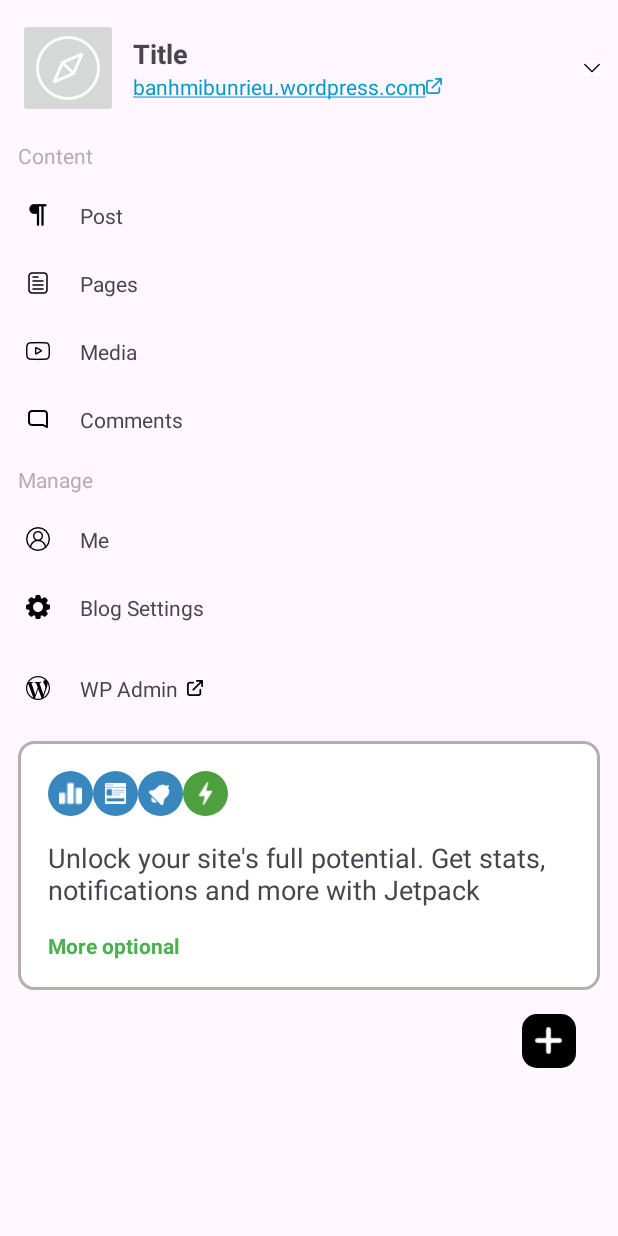
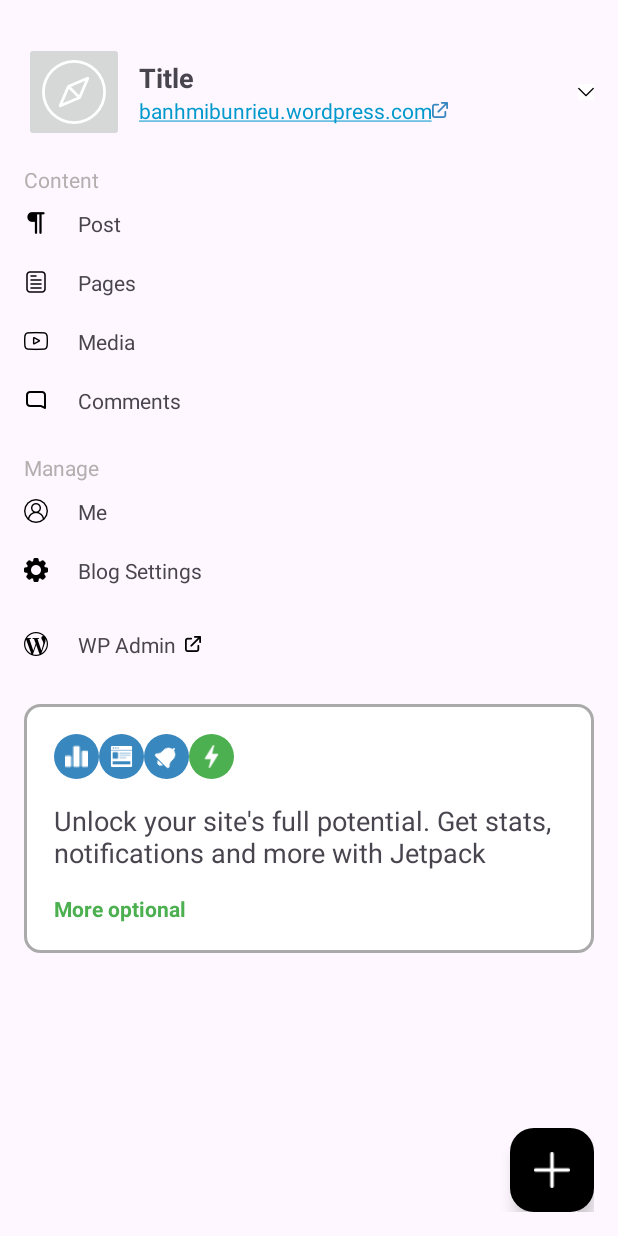
Before and after one commit to KasumiYae/wordpress-mobile-app-fork-, an Android app: the screen it shows after launch (MainActivity), on a phone screen of 412 x 824 dp. Run offline under Robolectric (Android 15) with nearby library versions, the phone set to English and light mode, and no system bars.

Commit message:
Modify Post layout and main layout, update some colors

```diff
--- a/app/src/main/java/vn/edu/usth/wordpress_mobile_app/MainActivity.java
+++ b/app/src/main/java/vn/edu/usth/wordpress_mobile_app/MainActivity.java
@@ -23,16 +23,16 @@
         super.onCreate(savedInstanceState);
         EdgeToEdge.enable(this);
         setContentView(R.layout.activity_main2);
-        siteIconButton = findViewById(R.id.site_icon);
-        titleTextView = findViewById(R.id.title);
-        linkTextView = findViewById(R.id.link);
-        postIcon = findViewById(R.id.post_icon);
-        pageIcon = findViewById(R.id.page_icon);
-        mediaIcon = findViewById(R.id.media_icon);
-        commentIcon = findViewById(R.id.comment_icon);
-        profileIcon = findViewById(R.id.profile_icon);
-        settingIcon = findViewById(R.id.setting_icon);
-        wordpressIcon = findViewById(R.id.wordpress_icon);
-        plusButton = findViewById(R.id.plus_icon);
+//        siteIconButton = findViewById(R.id.site_icon);
+//        titleTextView = findViewById(R.id.title);
+//        linkTextView = findViewById(R.id.link);
+//        postIcon = findViewById(R.id.post_icon);
+//        pageIcon = findViewById(R.id.page_icon);
+//        mediaIcon = findViewById(R.id.media_icon);
+//        commentIcon = findViewById(R.id.comment_icon);
+//        profileIcon = findViewById(R.id.profile_icon);
+//        settingIcon = findViewById(R.id.setting_icon);
+//        wordpressIcon = findViewById(R.id.wordpress_icon);
+//        plusButton = findViewById(R.id.plus_icon);
     }
 }
--- a/app/src/main/res/drawable/circle_blue.xml
+++ b/app/src/main/res/drawable/circle_blue.xml
@@ -1,6 +1,6 @@
 <?xml version="1.0" encoding="utf-8"?>
 <shape xmlns:android="http://schemas.android.com/apk/res/android">
-    <solid android:color="#3887BE" /> <!-- Green color -->
+    <solid android:color="@color/blue" /> <!-- Green color -->
     <size android:width="60dp" android:height="60dp" />
     <corners android:radius="30dp" />
 </shape>
--- a/app/src/main/res/drawable/circle_green.xml
+++ b/app/src/main/res/drawable/circle_green.xml
@@ -1,6 +1,6 @@
 <?xml version="1.0" encoding="utf-8"?>
 <shape xmlns:android="http://schemas.android.com/apk/res/android">
-    <solid android:color="#4E9F3D" /> <!-- Green color -->
+    <solid android:color="@color/green" /> <!-- Green color -->
     <size android:width="60dp" android:height="60dp" />
     <corners android:radius="30dp" />
 </shape>
--- a/app/src/main/res/layout/activity_comment.xml
+++ b/app/src/main/res/layout/activity_comment.xml
@@ -38,10 +38,6 @@
                 android:text="Comment"/>
 
         </LinearLayout>
-
-
-
-
 
     </RelativeLayout>
 
--- a/app/src/main/res/layout/activity_main2.xml
+++ b/app/src/main/res/layout/activity_main2.xml
@@ -1,15 +1,16 @@
 <?xml version="1.0" encoding="utf-8"?>
-<LinearLayout xmlns:android="http://schemas.android.com/apk/res/android"
+<RelativeLayout xmlns:android="http://schemas.android.com/apk/res/android"
     xmlns:app="http://schemas.android.com/apk/res-auto"
     xmlns:tools="http://schemas.android.com/tools"
     android:id="@+id/main"
     android:layout_width="match_parent"
     android:layout_height="match_parent"
-    android:orientation="vertical"
-    android:layout_margin="12dp"
+    android:paddingTop="12dp"
+    android:layout_margin="16dp"
     tools:context=".MainActivity">
 
     <RelativeLayout
+        android:id="@+id/header"
         android:layout_width="wrap_content"
         android:layout_height="wrap_content">
 
@@ -28,14 +29,14 @@
             android:layout_height="wrap_content"
             android:orientation="vertical"
             android:layout_centerVertical="true"
-            android:layout_toRightOf="@+id/site_icon">
+            android:layout_toEndOf="@+id/site_icon">
 
             <TextView
                 android:id="@+id/title"
                 android:layout_width="match_parent"
                 android:layout_height="wrap_content"
                 android:textStyle="bold"
-                android:textSize="18dp"
+                android:textSize="18sp"
                 android:text="Title">
             </TextView>
 
@@ -45,9 +46,8 @@
                 android:layout_height="wrap_content"
                 android:text="banhmibunrieu.wordpress.com"
                 android:textColorLink="@android:color/holo_blue_dark"
-                android:drawableEnd="@drawable/link"
-                android:drawableTint="#1a9ccb"
-                android:autoLink="web">
+                android:autoLink="web" app:drawableTint="@color/blue"
+                app:drawableEndCompat="@drawable/link">
             </TextView>
 
 
@@ -66,17 +66,21 @@
     </RelativeLayout>
 
     <TextView
+        android:id="@+id/text_content"
         android:layout_width="wrap_content"
         android:layout_height="wrap_content"
         android:layout_marginTop="15dp"
+        android:layout_below="@+id/header"
         android:text="Content"
-        android:textColor="@color/dark_grey"/>
+        android:textColor="@color/dark_gray"/>
 
     <RelativeLayout
+        android:id="@+id/post_item"
         android:layout_width="match_parent"
         android:layout_height="wrap_content"
-        android:padding="5dp"
-        android:layout_marginTop="15dp">
+        android:layout_below="@+id/text_content"
+        android:paddingTop="10dp"
+        android:paddingBottom="10dp">
 
         <ImageView
             android:id="@+id/post_icon"
@@ -89,15 +93,18 @@
         <TextView
             android:layout_width="wrap_content"
             android:layout_height="wrap_content"
-            android:layout_toRightOf="@+id/post_icon"
+            android:layout_toEndOf="@+id/post_icon"
             android:layout_centerVertical="true"
             android:text="Post"/>
     </RelativeLayout>
+
     <RelativeLayout
+        android:id="@+id/page_item"
         android:layout_width="match_parent"
         android:layout_height="wrap_content"
-        android:layout_marginTop="15dp"
-        android:padding="5dp">
+        android:layout_below="@+id/post_item"
+        android:paddingTop="10dp"
+        android:paddingBottom="10dp">
 
         <ImageView
             android:id="@+id/page_icon"
@@ -110,15 +117,18 @@
         <TextView
             android:layout_width="wrap_content"
             android:layout_height="wrap_content"
-            android:layout_toRightOf="@+id/page_icon"
+            android:layout_toEndOf="@+id/page_icon"
             android:layout_centerVertical="true"
             android:text="Pages"/>
     </RelativeLayout>
+
     <RelativeLayout
+        android:id="@+id/media_item"
         android:layout_width="match_parent"
         android:layout_height="wrap_content"
-        android:layout_marginTop="15dp"
-        android:padding="5dp">
+        android:layout_below="@+id/page_item"
+        android:paddingTop="10dp"
+        android:paddingBottom="10dp">
 
         <ImageView
             android:id="@+id/media_icon"
@@ -131,15 +141,18 @@
         <TextView
             android:layout_width="wrap_content"
             android:layout_height="wrap_content"
-            android:layout_toRightOf="@+id/media_icon"
+            android:layout_toEndOf="@+id/media_icon"
             android:layout_centerVertical="true"
             android:text="Media"/>
     </RelativeLayout>
+
     <RelativeLayout
+        android:id="@+id/comment_item"
         android:layout_width="match_parent"
         android:layout_height="wrap_content"
-        android:padding="5dp"
-        android:layout_marginTop="15dp">
+        android:layout_below="@+id/media_item"
+        android:paddingTop="10dp"
+        android:paddingBottom="10dp">
 
         <ImageView
             android:id="@+id/comment_icon"
@@ -152,23 +165,27 @@
         <TextView
             android:layout_width="wrap_content"
             android:layout_height="wrap_content"
-            android:layout_toRightOf="@+id/comment_icon"
+            android:layout_toEndOf="@+id/comment_icon"
             android:layout_centerVertical="true"
             android:text="Comments"/>
     </RelativeLayout>
 
     <TextView
+        android:id="@+id/text_manage"
         android:layout_width="wrap_content"
         android:layout_height="wrap_content"
+        android:layout_below="@+id/comment_item"
         android:layout_marginTop="15dp"
         android:text="Manage"
-        android:textColor="@color/dark_grey"/>
+        android:textColor="@color/dark_gray"/>
 
     <RelativeLayout
+        android:id="@+id/profile_item"
         android:layout_width="match_parent"
         android:layout_height="wrap_content"
-        android:padding="5dp"
-        android:layout_marginTop="15dp">
+        android:layout_below="@+id/text_manage"
+        android:paddingTop="10dp"
+        android:paddingBottom="10dp">
 
         <ImageView
             android:id="@+id/profile_icon"
@@ -181,15 +198,18 @@
         <TextView
             android:layout_width="wrap_content"
             android:layout_height="wrap_content"
-            android:layout_toRightOf="@+id/profile_icon"
+            android:layout_toEndOf="@+id/profile_icon"
             android:layout_centerVertical="true"
             android:text="Me"/>
     </RelativeLayout>
+
     <RelativeLayout
+        android:id="@+id/setting_item"
         android:layout_width="match_parent"
         android:layout_height="wrap_content"
-        android:layout_marginTop="15dp"
-        android:padding="5dp">
+        android:layout_below="@+id/profile_item"
+        android:paddingTop="10dp"
+        android:paddingBottom="10dp">
 
         <ImageView
             android:id="@+id/setting_icon"
@@ -202,15 +222,19 @@
         <TextView
             android:layout_width="wrap_content"
             android:layout_height="wrap_content"
-            android:layout_toRightOf="@+id/setting_icon"
+            android:layout_toEndOf="@+id/setting_icon"
             android:layout_centerVertical="true"
             android:text="Blog Settings"/>
     </RelativeLayout>
+
     <RelativeLayout
+        android:id="@+id/wordpress_item"
         android:layout_width="match_parent"
         android:layout_height="wrap_content"
-        android:layout_marginTop="24dp"
-        android:padding="5dp">
+        android:layout_below="@+id/setting_item"
+        android:layout_marginTop="10dp"
+        android:paddingTop="10dp"
+        android:paddingBottom="10dp">
 
         <ImageView
             android:id="@+id/wordpress_icon"
@@ -223,16 +247,18 @@
         <TextView
             android:layout_width="wrap_content"
             android:layout_height="wrap_content"
-            android:layout_toRightOf="@+id/wordpress_icon"
+            android:layout_toEndOf="@+id/wordpress_icon"
             android:layout_centerVertical="true"
-            android:drawableEnd="@drawable/link"
             android:drawablePadding="6dp"
-            android:text="WP Admin"/>
+            android:text="WP Admin"
+            app:drawableEndCompat="@drawable/link" />
     </RelativeLayout>
 
     <LinearLayout
+        android:id="@+id/footer"
         android:layout_width="match_parent"
         android:layout_height="wrap_content"
+        android:layout_below="@+id/wordpress_item"
         android:layout_marginTop="20dp"
         android:background="@drawable/bolder"
         android:orientation="vertical"
@@ -324,7 +350,7 @@
                 android:layout_width="match_parent"
                 android:layout_height="match_parent"
                 android:text="Unlock your site's full potential. Get stats, notifications and more with Jetpack "
-                android:textSize="18dp" />
+                android:textSize="18sp" />
 
             <TextView
                 android:id="@+id/link_text"
@@ -333,27 +359,22 @@
                 android:layout_marginTop="15dp"
                 android:autoLink="web"
                 android:text="More optional"
-                android:textColor="#4CAF50"
+                android:textColor="@color/green"
                 android:textStyle="bold" />
         </LinearLayout>
 
     </LinearLayout>
-    <FrameLayout
+
+    <com.google.android.material.floatingactionbutton.FloatingActionButton
+        android:id="@+id/fab"
         android:layout_width="wrap_content"
         android:layout_height="wrap_content"
-        android:layout_gravity="end"
-        android:padding="16dp">
-        <ImageView
-            android:layout_width="36dp"
-            android:layout_height="36dp"
-            android:src="@drawable/black_bolder"/>
-        <ImageView
-            android:id="@+id/plus_icon"
-            android:layout_width="18dp"
-            android:layout_height="18dp"
-            android:layout_gravity="center"
-            android:src="@drawable/plus_24"
-            app:tint="@color/white" />
-    </FrameLayout>
+        android:clickable="true"
+        android:focusable="true"
+        android:layout_alignParentEnd="true"
+        android:layout_alignParentBottom="true"
+        app:srcCompat="@drawable/plus"
+        app:tint="@color/white"
+        app:backgroundTint="@color/black"/>
 
-</LinearLayout>
+</RelativeLayout>
--- a/app/src/main/res/layout/activity_post.xml
+++ b/app/src/main/res/layout/activity_post.xml
@@ -29,7 +29,7 @@
             android:layout_height="wrap_content"
             android:layout_marginStart="50dp"
             android:layout_centerVertical="true"
-            android:text="'@string/post"
+            android:text="@string/post"
             android:textStyle="bold"
             android:textSize="25sp"/>
 
@@ -54,4 +54,5 @@
         android:layout_width="match_parent"
         android:layout_height="match_parent" />
 
+
 </LinearLayout>
--- a/app/src/main/res/values/colors.xml
+++ b/app/src/main/res/values/colors.xml
@@ -2,8 +2,9 @@
 <resources>
     <color name="black">#FF000000</color>
     <color name="white">#FFFFFFFF</color>
-    <color name="gray">#b3afaf</color>
-    <color name="dark_grey">#b3afaf</color>
-
-    <color name="blue">#1b2acf</color>
+    <color name="gray">#AAAAAA</color>
+    <color name="light_gray">#DDDDDD</color>
+    <color name="dark_gray">#b3afaf</color>
+    <color name="blue">#3887BE</color>
+    <color name="green">#4CAF50</color>
 </resources>
--- a/app/src/main/res/values/strings.xml
+++ b/app/src/main/res/values/strings.xml
@@ -5,4 +5,6 @@
     <string name="hello_blank_fragment2">Hello blank fragment 2</string>
     <string name="hello_blank_fragment3">Hello blank fragment 3</string>
     <string name="hello_blank_fragment4">Hello blank fragment 4</string>
+    <string name="post">post</string>
+    <string name="hello">hello</string>
 </resources>
```
Also changed, not shown: app/src/main/res/layout/post_fragment_draft.xml (+20 -20 lines), app/src/main/res/layout/post_fragment_posted.xml (+20 -20 lines), app/src/main/res/layout/post_fragment_schedule.xml (+20 -20 lines), app/src/main/res/layout/post_fragment_trash.xml (+22 -22 lines).
